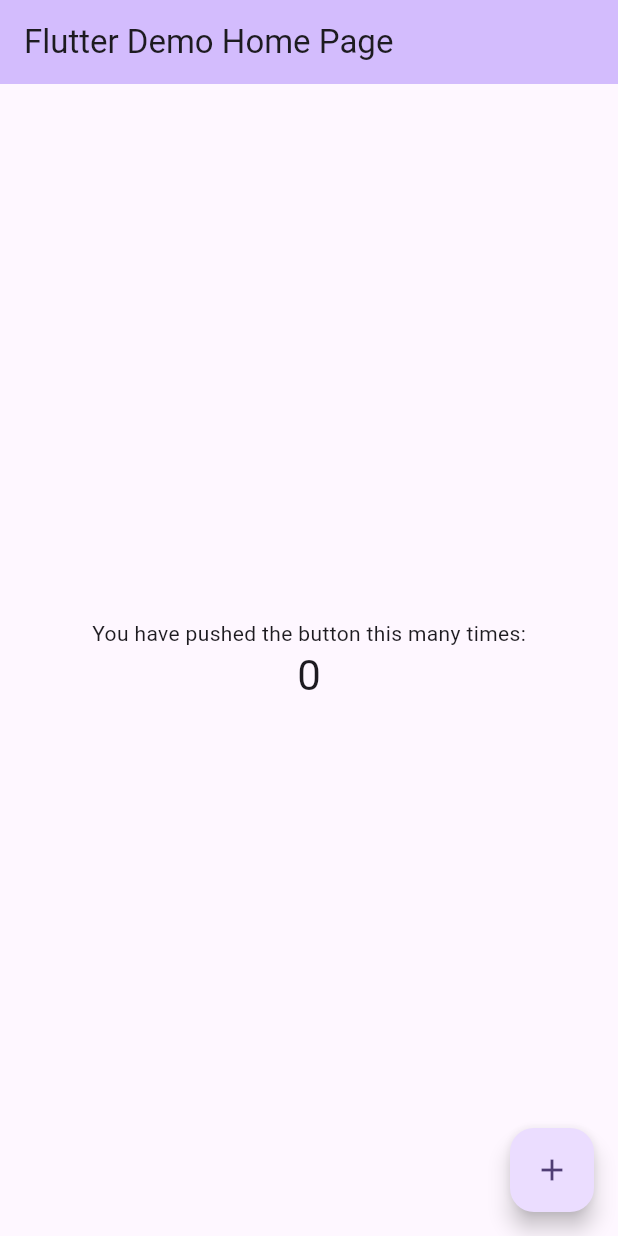
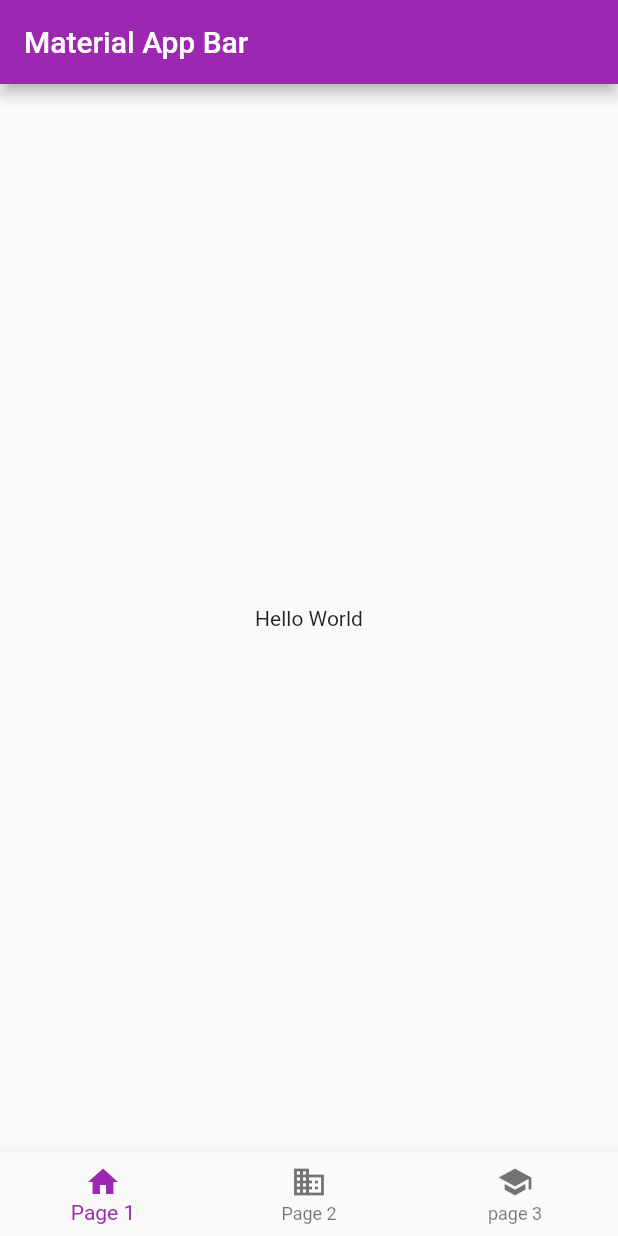
Before and after one commit to JESUSBORDA2314/gestore_stade_provider, a Flutter app: the screen it shows after launch, on a phone screen of 412 x 824 dp. Run offline on Flutter 3.47's test engine with Material 2 defaults, Android fonts, the light colour scheme and no system bars.

Commit message:
empiezo a trabajar

```diff
--- a/lib/main.dart
+++ b/lib/main.dart
@@ -1,125 +1,18 @@
 import 'package:flutter/material.dart';
+import 'package:flutter_gestore_estado_provider_1/screen/home_screen.dart';
 
-void main() {
-  runApp(const MyApp());
-}
+void main() => runApp(const MyApp());
 
 class MyApp extends StatelessWidget {
   const MyApp({super.key});
 
-  // This widget is the root of your application.
   @override
   Widget build(BuildContext context) {
     return MaterialApp(
-      title: 'Flutter Demo',
-      theme: ThemeData(
-        // This is the theme of your application.
-        //
-        // TRY THIS: Try running your application with "flutter run". You'll see
-        // the application has a blue toolbar. Then, without quitting the app,
-        // try changing the seedColor in the colorScheme below to Colors.green
-        // and then invoke "hot reload" (save your changes or press the "hot
-        // reload" button in a Flutter-supported IDE, or press "r" if you used
-        // the command line to start the app).
-        //
-        // Notice that the counter didn't reset back to zero; the application
-        // state is not lost during the reload. To reset the state, use hot
-        // restart instead.
-        //
-        // This works for code too, not just values: Most code changes can be
-        // tested with just a hot reload.
-        colorScheme: ColorScheme.fromSeed(seedColor: Colors.deepPurple),
-        useMaterial3: true,
-      ),
-      home: const MyHomePage(title: 'Flutter Demo Home Page'),
+      debugShowCheckedModeBanner: false,
+      theme: ThemeData(primarySwatch: Colors.purple),
+      title: 'Material App',
+      home:  HomeScreen(),
     );
   }
 }
-
-class MyHomePage extends StatefulWidget {
-  const MyHomePage({super.key, required this.title});
-
-  // This widget is the home page of your application. It is stateful, meaning
-  // that it has a State object (defined below) that contains fields that affect
-  // how it looks.
-
-  // This class is the configuration for the state. It holds the values (in this
-  // case the title) provided by the parent (in this case the App widget) and
-  // used by the build method of the State. Fields in a Widget subclass are
-  // always marked "final".
-
-  final String title;
-
-  @override
-  State<MyHomePage> createState() => _MyHomePageState();
-}
-
-class _MyHomePageState extends State<MyHomePage> {
-  int _counter = 0;
-
-  void _incrementCounter() {
-    setState(() {
-      // This call to setState tells the Flutter framework that something has
-      // changed in this State, which causes it to rerun the build method below
-      // so that the display can reflect the updated values. If we changed
-      // _counter without calling setState(), then the build method would not be
-      // called again, and so nothing would appear to happen.
-      _counter++;
-    });
-  }
-
-  @override
-  Widget build(BuildContext context) {
-    // This method is rerun every time setState is called, for instance as done
-    // by the _incrementCounter method above.
-    //
-    // The Flutter framework has been optimized to make rerunning build methods
-    // fast, so that you can just rebuild anything that needs updating rather
-    // than having to individually change instances of widgets.
-    return Scaffold(
-      appBar: AppBar(
-        // TRY THIS: Try changing the color here to a specific color (to
-        // Colors.amber, perhaps?) and trigger a hot reload to see the AppBar
-        // change color while the other colors stay the same.
-        backgroundColor: Theme.of(context).colorScheme.inversePrimary,
-        // Here we take the value from the MyHomePage object that was created by
-        // the App.build method, and use it to set our appbar title.
-        title: Text(widget.title),
-      ),
-      body: Center(
-        // Center is a layout widget. It takes a single child and positions it
-        // in the middle of the parent.
-        child: Column(
-          // Column is also a layout widget. It takes a list of children and
-          // arranges them vertically. By default, it sizes itself to fit its
-          // children horizontally, and tries to be as tall as its parent.
-          //
-          // Column has various properties to control how it sizes itself and
-          // how it positions its children. Here we use mainAxisAlignment to
-          // center the children vertically; the main axis here is the vertical
-          // axis because Columns are vertical (the cross axis would be
-          // horizontal).
-          //
-          // TRY THIS: Invoke "debug painting" (choose the "Toggle Debug Paint"
-          // action in the IDE, or press "p" in the console), to see the
-          // wireframe for each widget.
-          mainAxisAlignment: MainAxisAlignment.center,
-          children: <Widget>[
-            const Text(
-              'You have pushed the button this many times:',
-            ),
-            Text(
-              '$_counter',
-              style: Theme.of(context).textTheme.headlineMedium,
-            ),
-          ],
-        ),
-      ),
-      floatingActionButton: FloatingActionButton(
-        onPressed: _incrementCounter,
-        tooltip: 'Increment',
-        child: const Icon(Icons.add),
-      ), // This trailing comma makes auto-formatting nicer for build methods.
-    );
-  }
-}
--- /dev/null
+++ b/lib/screen/home_screen.dart
@@ -0,0 +1,32 @@
+import 'package:flutter/material.dart';
+import 'package:flutter_gestore_estado_provider_1/pages/page1.dart';
+import 'package:flutter_gestore_estado_provider_1/pages/page2.dart';
+import 'package:flutter_gestore_estado_provider_1/pages/page3.dart';
+
+class HomeScreen extends StatelessWidget {
+  HomeScreen({
+    super.key,
+  });
+  final List<Widget> _page = <Widget>[
+    const Page1(),
+    const Page2(),
+    const Page3(),
+  ];
+
+  @override
+  Widget build(BuildContext context) {
+    return Scaffold(
+      appBar: AppBar(
+        title: const Text('Material App Bar'),
+      ),
+      body: const Center(
+        child: Text('Hello World'),
+      ),
+      bottomNavigationBar: BottomNavigationBar(items: [
+        BottomNavigationBarItem(icon: Icon(Icons.home), label: "Page 1"),
+        BottomNavigationBarItem(icon: Icon(Icons.business), label: "Page 2"),
+        BottomNavigationBarItem(icon: Icon(Icons.school), label: "page 3"),
+      ]),
+    );
+  }
+}
```
Also changed, not shown: lib/pages/page1.dart (added, +17 -0 lines), lib/pages/page2.dart (added, +17 -0 lines), lib/pages/page3.dart (added, +17 -0 lines).
